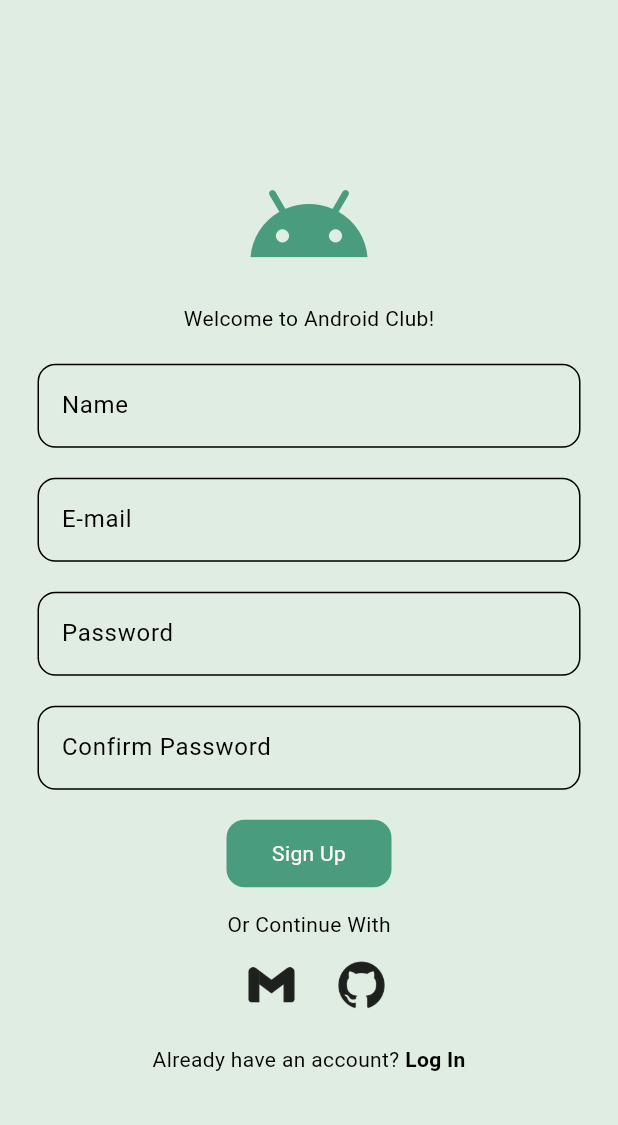
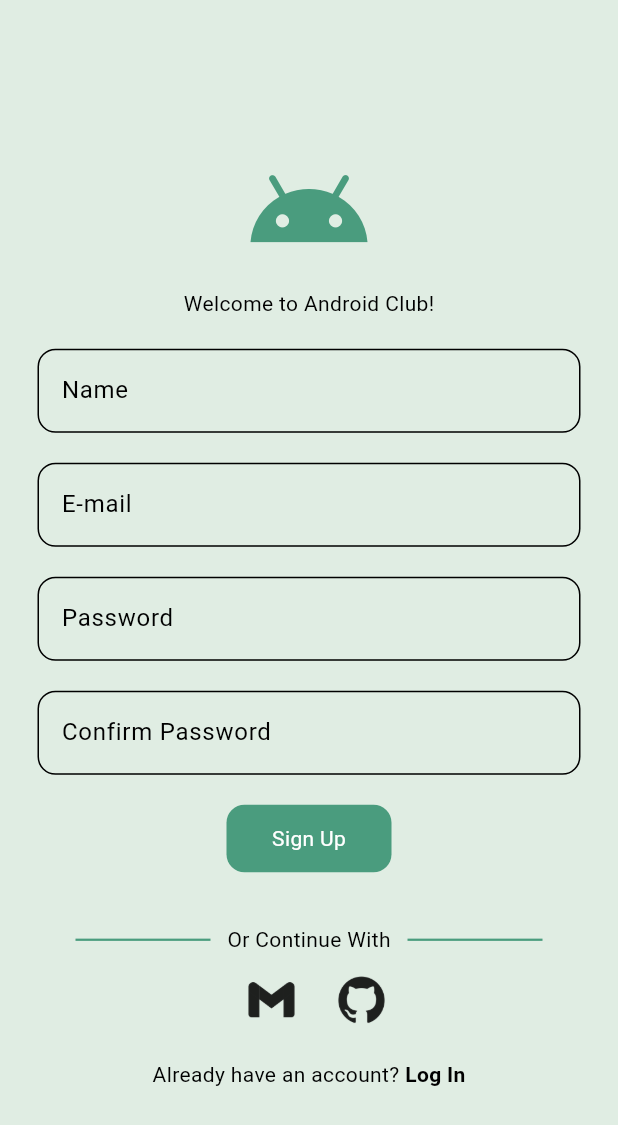
Before and after one commit to PrathmayAwasthi/Android_Club_App, a Flutter app: the screen it shows after launch, after a tap on "Register now", on a phone screen of 412 x 824 dp. Shown: the top 1125 px of the screen. Run offline on Flutter 3.47's test engine with Material 3 defaults, Android fonts, the light colour scheme and no system bars; our stand-ins replace firebase_auth, firebase_core, google_sign_in; accounts and stored records are empty.

Commit message:
UI changes

```diff
--- a/lib/auth/firebase_auth/signup_page.dart
+++ b/lib/auth/firebase_auth/signup_page.dart
@@ -136,10 +136,37 @@
               ),
 
               // Spacing
-              SizedBox(height: 15.0),
+              SizedBox(height: 35.0),
 
               // Other Login Methods Text
-              Text("Or Continue With"),
+              Row(
+                mainAxisAlignment: MainAxisAlignment.center,
+                children: [
+                  FractionalTranslation(
+                    translation: Offset(0, 0),
+                    child: Container(
+                        width: 90,
+                        height: 1.5,
+                        child: SizedBox(
+                          height: 1,
+                          width: 1,
+                          child: ColoredBox(color: Theme.of(context).colorScheme.inversePrimary),
+                        )),
+                  ),
+                  Text("   Or Continue With   "),
+                  FractionalTranslation(
+                    translation: Offset(0, 0),
+                    child: Container(
+                        width: 90,
+                        height: 1.5,
+                        child: SizedBox(
+                          height: 1,
+                          width: 1,
+                          child: ColoredBox(color: Theme.of(context).colorScheme.inversePrimary),
+                        )),
+                  ),
+                ],
+              ),
 
               // Spacing
               SizedBox(height: 5.0),
```
Also changed, not shown: lib/auth/firebase_auth/login_page.dart (+45 -12 lines).
